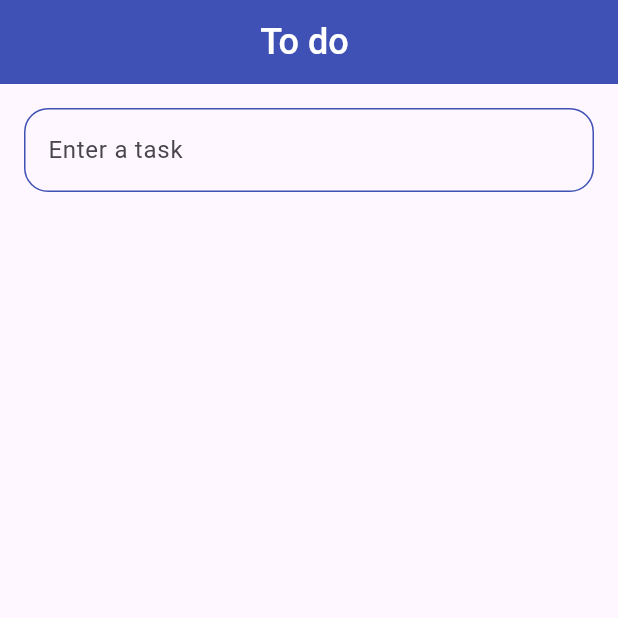
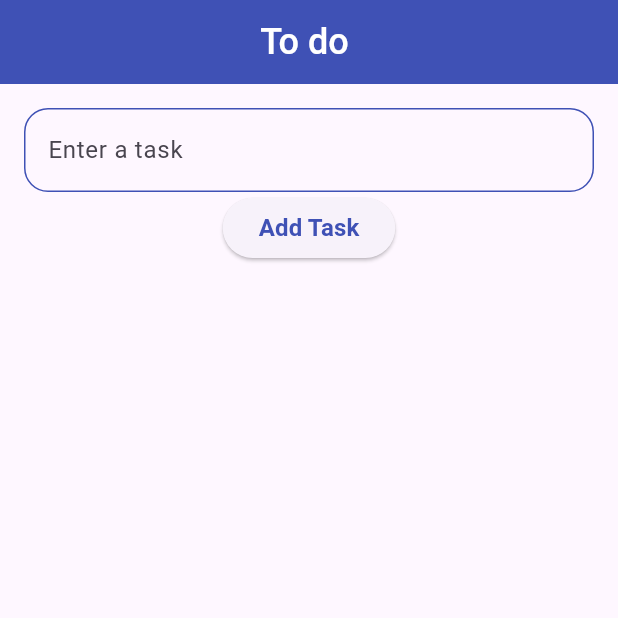
Before and after one commit to Adel-Saeed21/TO_DO_APP, a Flutter app: the screen it shows after launch, on a phone screen of 412 x 824 dp, the top half of it. Run offline on Flutter 3.47's test engine with Material 3 defaults, Android fonts, the phone set to English and light mode, and no system bars; our stand-ins replace bloc, equatable, flutter_bloc.

Commit message:
add elevation button and constant file

```diff
--- a/analysis_options.yaml
+++ b/analysis_options.yaml
@@ -21,6 +21,7 @@ linter:
   # `// ignore_for_file: name_of_lint` syntax on the line or in the file
   # producing the lint.
   rules:
+    - prefer_const_constructors
     # avoid_print: false  # Uncomment to disable the `avoid_print` rule
     # prefer_single_quotes: true  # Uncomment to enable the `prefer_single_quotes` rule
 
--- a/lib/Model/task_model.dart
+++ b/lib/Model/task_model.dart
@@ -1,7 +1,7 @@
 import 'package:equatable/equatable.dart';
 
 class TaskModel extends Equatable {
-  final int id;
+  final String id;
   final String title;
   final bool isCompleted;
 
@@ -10,7 +10,7 @@ class TaskModel extends Equatable {
     required this.title,
     required this.isCompleted,
   });
-  TaskModel copywith({int? id, String? title, bool? isCompleted}) {
+  TaskModel copywith({String? id, String? title, bool? isCompleted}) {
     return TaskModel(
       id: id ?? this.id,
       title: title ?? this.title,
--- /dev/null
+++ b/lib/constant.dart
@@ -0,0 +1,3 @@
+import 'package:flutter/material.dart';
+
+TextEditingController controller = TextEditingController();
--- a/lib/main.dart
+++ b/lib/main.dart
@@ -11,6 +11,9 @@ class MyApp extends StatelessWidget {
   // This widget is the root of your application.
   @override
   Widget build(BuildContext context) {
-    return MaterialApp(debugShowCheckedModeBanner: false, home: HomeScreen());
+    return const MaterialApp(
+      debugShowCheckedModeBanner: false,
+      home: HomeScreen(),
+    );
   }
 }
--- a/lib/views/home_screen.dart
+++ b/lib/views/home_screen.dart
@@ -3,13 +3,12 @@ import 'package:flutter/material.dart';
 import 'package:todo/controller/cubit/task_cubit.dart';
 import 'package:flutter_bloc/flutter_bloc.dart';
 import 'package:todo/controller/cubit/task_state.dart';
-import 'package:todo/views/widget/custom_text_field.dart';
+import 'package:todo/views/widget/home_screen_body.dart';
 
 class HomeScreen extends StatelessWidget {
-  HomeScreen({super.key, this.title});
+ const HomeScreen({super.key, this.title});
 
   final String? title;
-  final TextEditingController controller = TextEditingController();
   @override
   Widget build(BuildContext context) {
     return Scaffold(
@@ -29,13 +28,7 @@ class HomeScreen extends StatelessWidget {
         create: (context) => TaskCubit(),
         child: BlocBuilder<TaskCubit, TaskState>(
           builder: (context, state) {
-            return Padding(
-              padding: const EdgeInsets.symmetric(
-                horizontal: 16.0,
-                vertical: 16,
-              ),
-              child: Column(children: [CustomTextField()]),
-            );
+            return const HomeScreenBody();
           },
         ),
       ),
--- a/lib/views/widget/custom_text_field.dart
+++ b/lib/views/widget/custom_text_field.dart
@@ -1,8 +1,8 @@
 import 'package:flutter/material.dart';
+import 'package:todo/constant.dart';
 
 class CustomTextField extends StatelessWidget {
-  CustomTextField({super.key});
-  final TextEditingController controller = TextEditingController();
+  const CustomTextField({super.key});
 
   @override
   Widget build(BuildContext context) {
@@ -19,6 +19,6 @@ class CustomTextField extends StatelessWidget {
 
   OutlineInputBorder decore(double rad) => OutlineInputBorder(
     borderRadius: BorderRadius.circular(rad),
-    borderSide: BorderSide(color: Colors.indigo),
+    borderSide:const  BorderSide(color: Colors.indigo),
   );
 }
--- /dev/null
+++ b/lib/views/widget/home_screen_body.dart
@@ -0,0 +1,34 @@
+import 'package:flutter/material.dart';
+import 'package:flutter_bloc/flutter_bloc.dart';
+import 'package:todo/constant.dart';
+import 'package:todo/controller/cubit/task_cubit.dart';
+import 'package:todo/views/widget/custom_text_field.dart';
+
+class HomeScreenBody extends StatelessWidget {
+ const HomeScreenBody({super.key});
+  @override
+  Widget build(BuildContext context) {
+    return Padding(
+      padding: const EdgeInsets.symmetric(horizontal: 16.0, vertical: 16),
+      child: Column(
+        children: [
+          CustomTextField(),
+
+          ElevatedButton(
+            onPressed: () {
+              context.read<TaskCubit>().addTask(controller.text);
+            },
+            child: const Text(
+              "Add Task",
+              style: TextStyle(
+                color: Colors.indigo,
+                fontSize: 16,
+                fontWeight: FontWeight.bold,
+              ),
+            ),
+          ),
+        ],
+      ),
+    );
+  }
+}
--- a/pubspec.yaml
+++ b/pubspec.yaml
@@ -34,6 +34,7 @@ dependencies:
   flutter:
     sdk: flutter
   flutter_bloc: ^9.1.1
+  uuid: ^4.5.1
 
 dev_dependencies:
 
```
Also changed, not shown: lib/controller/cubit/task_cubit.dart (+10 -4 lines), pubspec.lock.
